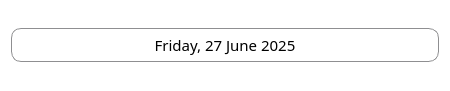
This is mainwindow.ui in khumnath/nepdate as Qt 5 draws it before an edit. The edited form follows.
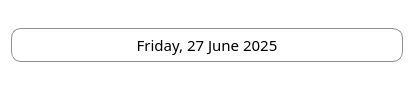
This is the edited form. Icons and pictures are not drawn.

Commit message: addressed widget repaint issue and widget size changed. #36  #37

The edit to the form file:
```diff
--- a/mainwindow.ui
+++ b/mainwindow.ui
@@ -6,13 +6,19 @@
    <rect>
     <x>0</x>
     <y>0</y>
-    <width>450</width>
+    <width>414</width>
     <height>91</height>
    </rect>
   </property>
+  <property name="sizePolicy">
+   <sizepolicy hsizetype="Expanding" vsizetype="Fixed">
+    <horstretch>0</horstretch>
+    <verstretch>0</verstretch>
+   </sizepolicy>
+  </property>
   <property name="font">
    <font>
-    <family>Laila</family>
+    <family>Sans Serif</family>
     <pointsize>11</pointsize>
    </font>
   </property>
@@ -63,7 +69,7 @@
       </property>
       <property name="font">
        <font>
-        <family>Laila</family>
+        <family>Sans Serif</family>
         <pointsize>11</pointsize>
        </font>
       </property>
```
The commit also changes 2 other files.
